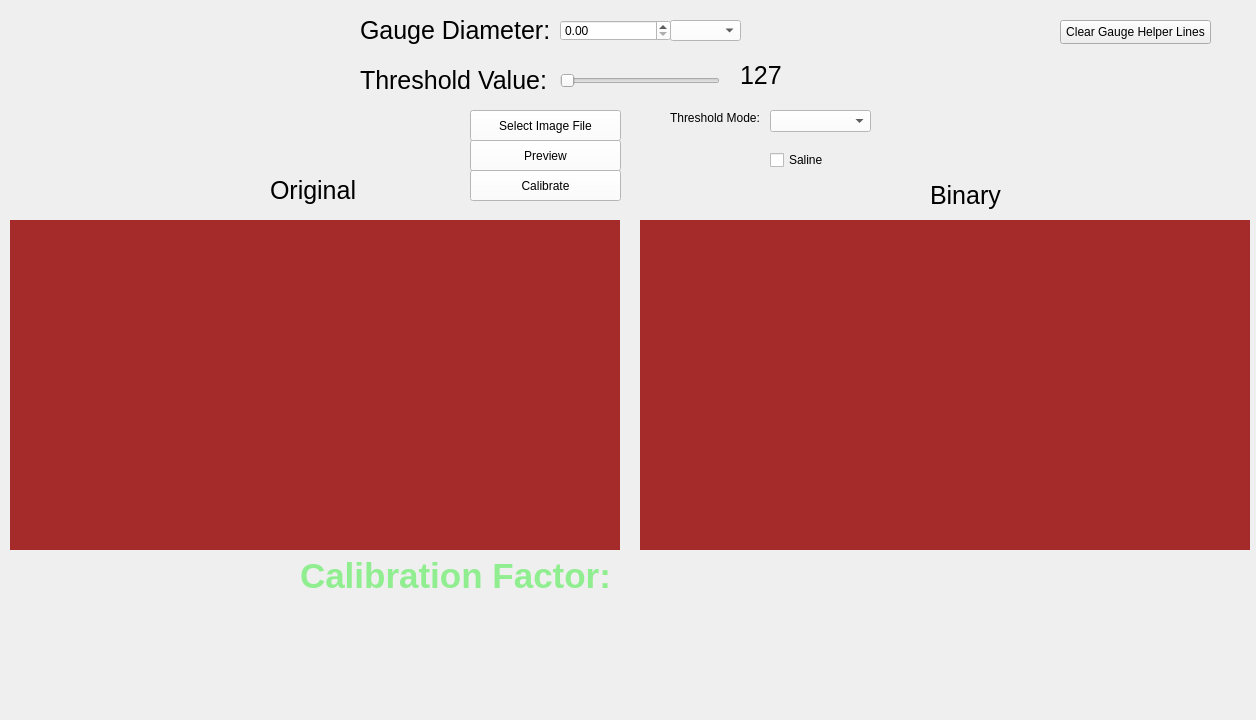
Above: ValveCentralHole/CalibrateWidget.ui from Austin0417/Qt-Visual-Studio-Valve-Central-Hole-Imager before the change. Below: the same form after it.
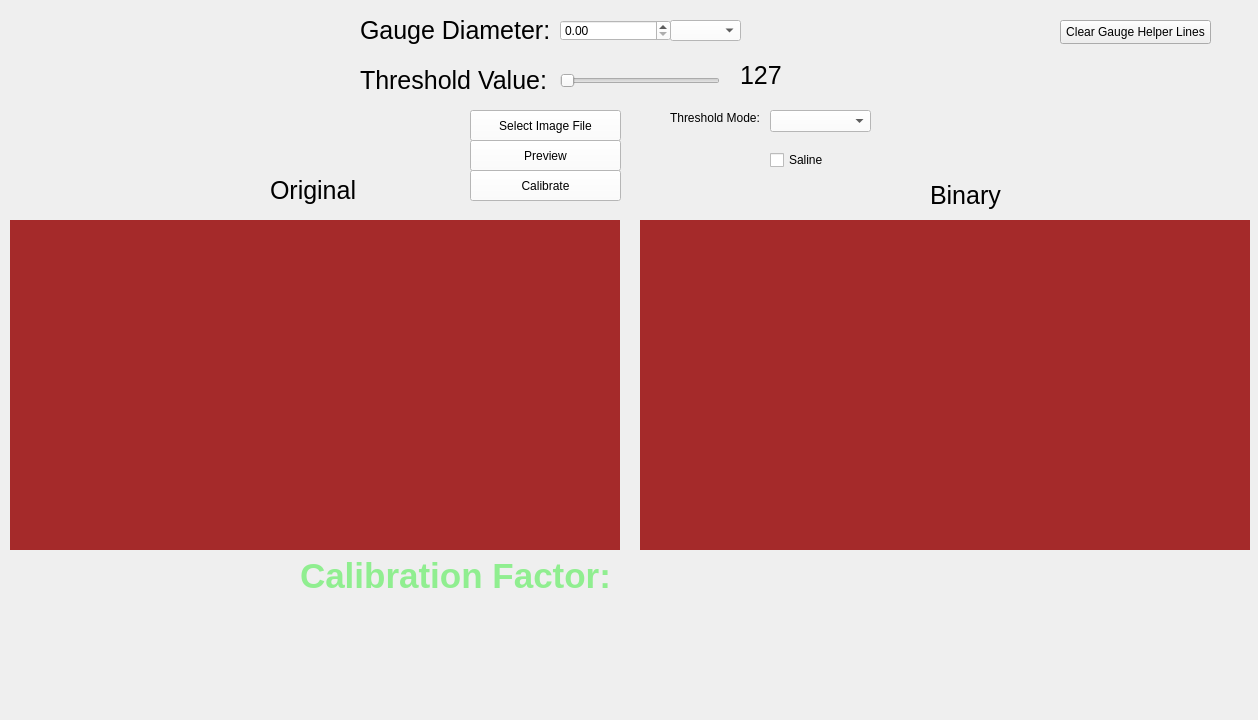
That is the form after the change.

```diff
--- a/ValveCentralHole/CalibrateWidget.ui
+++ b/ValveCentralHole/CalibrateWidget.ui
@@ -6,7 +6,7 @@
    <rect>
     <x>0</x>
     <y>0</y>
-    <width>1256</width>
+    <width>1258</width>
     <height>720</height>
    </rect>
   </property>
```
